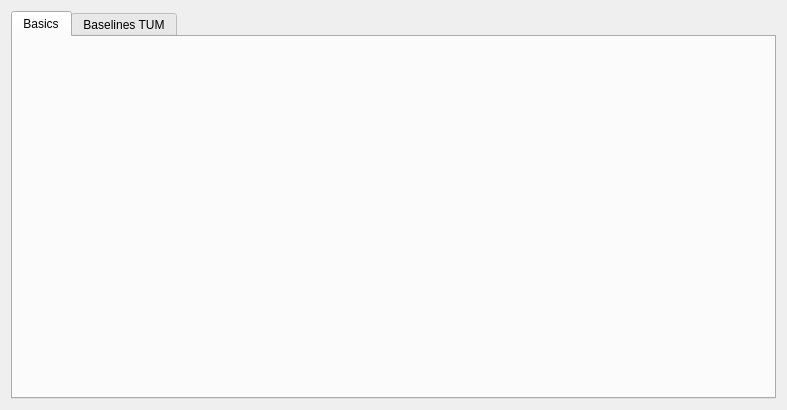
This is mbspex/gui/qt/febex/FebexWidget.ui in gsi-ee/drivers as Qt 5 draws it before an edit. The edited form follows.
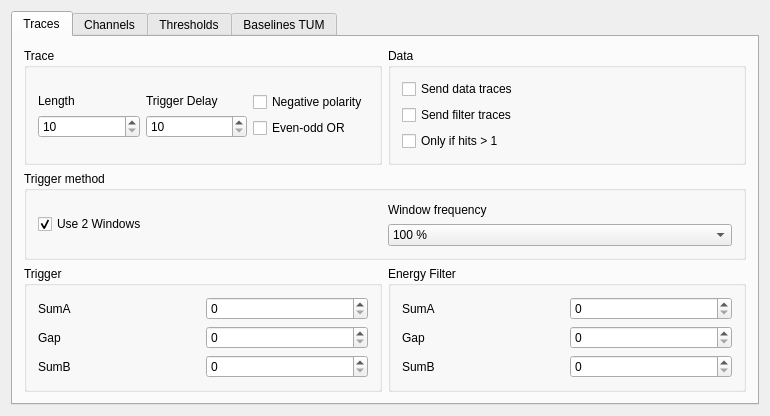
This is the edited form. The open tabs and pages were chosen to show the change.

Commit message: mbspex gui for febex: added tab for traces and trigger setup. under construction.

Patch:
```diff
--- a/mbspex/gui/qt/febex/FebexWidget.ui
+++ b/mbspex/gui/qt/febex/FebexWidget.ui
@@ -6,14 +6,14 @@
    <rect>
     <x>0</x>
     <y>0</y>
-    <width>787</width>
-    <height>410</height>
+    <width>770</width>
+    <height>373</height>
    </rect>
   </property>
   <property name="windowTitle">
    <string>FEBEX Widget</string>
   </property>
-  <layout class="QGridLayout" name="gridLayout_2">
+  <layout class="QGridLayout" name="gridLayout_7">
    <item row="0" column="0">
     <widget class="QTabWidget" name="FebexTabs">
      <property name="currentIndex">
@@ -21,10 +21,288 @@
      </property>
      <widget class="QWidget" name="tab">
       <attribute name="title">
-       <string>Basics</string>
+       <string>Traces</string>
       </attribute>
+      <layout class="QGridLayout" name="gridLayout_6">
+       <item row="0" column="0">
+        <layout class="QHBoxLayout" name="horizontalLayout_3">
+         <item>
+          <widget class="QGroupBox" name="TracegroupBox">
+           <property name="title">
+            <string>Trace</string>
+           </property>
+           <layout class="QGridLayout" name="gridLayout_4">
+            <item row="0" column="0">
+             <layout class="QVBoxLayout" name="verticalLayout">
+              <item>
+               <widget class="QLabel" name="TraceLenLabel">
+                <property name="text">
+                 <string>Length</string>
+                </property>
+               </widget>
+              </item>
+              <item>
+               <widget class="QSpinBox" name="TraceLengthSpinBox">
+                <property name="minimum">
+                 <number>10</number>
+                </property>
+                <property name="maximum">
+                 <number>8000</number>
+                </property>
+               </widget>
+              </item>
+             </layout>
+            </item>
+            <item row="0" column="1">
+             <layout class="QVBoxLayout" name="verticalLayout_4">
+              <item>
+               <widget class="QLabel" name="TrigDelayLabel">
+                <property name="text">
+                 <string>Trigger Delay</string>
+                </property>
+               </widget>
+              </item>
+              <item>
+               <widget class="QSpinBox" name="TrigDelayspinBox">
+                <property name="minimum">
+                 <number>10</number>
+                </property>
+                <property name="maximum">
+                 <number>8000</number>
+                </property>
+               </widget>
+              </item>
+             </layout>
+            </item>
+            <item row="0" column="2">
+             <layout class="QVBoxLayout" name="verticalLayout_5">
+              <item>
+               <widget class="QCheckBox" name="PolarityCheckBox">
+                <property name="text">
+                 <string>Negative polarity</string>
+                </property>
+               </widget>
+              </item>
+              <item>
+               <widget class="QCheckBox" name="EvenOddOrCheckBox">
+                <property name="text">
+                 <string>Even-odd OR</string>
+                </property>
+               </widget>
+              </item>
+             </layout>
+            </item>
+           </layout>
+          </widget>
+         </item>
+         <item>
+          <widget class="QGroupBox" name="DatagroupBox">
+           <property name="title">
+            <string>Data</string>
+           </property>
+           <layout class="QGridLayout" name="gridLayout_5">
+            <item row="0" column="0">
+             <widget class="QCheckBox" name="DataTraceCheckBox">
+              <property name="text">
+               <string>Send data traces</string>
+              </property>
+             </widget>
+            </item>
+            <item row="1" column="0">
+             <widget class="QCheckBox" name="FilterTraceCheckBox">
+              <property name="text">
+               <string>Send filter traces</string>
+              </property>
+             </widget>
+            </item>
+            <item row="2" column="0">
+             <widget class="QCheckBox" name="MoreThanOneHitCheckBox">
+              <property name="text">
+               <string>Only if hits &gt; 1</string>
+              </property>
+             </widget>
+            </item>
+           </layout>
+          </widget>
+         </item>
+        </layout>
+       </item>
+       <item row="1" column="0">
+        <widget class="QGroupBox" name="TriggerMethodgroupBox">
+         <property name="title">
+          <string>Trigger method</string>
+         </property>
+         <layout class="QHBoxLayout" name="horizontalLayout_6">
+          <item>
+           <widget class="QCheckBox" name="TriggerUseWindowCheckBox">
+            <property name="text">
+             <string>Use 2 Windows</string>
+            </property>
+            <property name="checked">
+             <bool>true</bool>
+            </property>
+           </widget>
+          </item>
+          <item>
+           <layout class="QVBoxLayout" name="verticalLayout_6">
+            <item>
+             <widget class="QLabel" name="WindowSpeedLabel">
+              <property name="text">
+               <string>Window frequency</string>
+              </property>
+             </widget>
+            </item>
+            <item>
+             <widget class="QComboBox" name="WindowSpeedComboBox">
+              <property name="toolTip">
+               <string>&lt;html&gt;&lt;head/&gt;&lt;body&gt;&lt;p&gt;Frequency of the 2 window trigger: &lt;/p&gt;&lt;p&gt;100% refers to 60 MHz on febex 3&lt;/p&gt;&lt;/body&gt;&lt;/html&gt;</string>
+              </property>
+              <item>
+               <property name="text">
+                <string>100 %</string>
+               </property>
+              </item>
+              <item>
+               <property name="text">
+                <string>50%</string>
+               </property>
+              </item>
+              <item>
+               <property name="text">
+                <string>25%</string>
+               </property>
+              </item>
+              <item>
+               <property name="text">
+                <string>12.5 %</string>
+               </property>
+              </item>
+             </widget>
+            </item>
+           </layout>
+          </item>
+         </layout>
+        </widget>
+       </item>
+       <item row="2" column="0">
+        <layout class="QHBoxLayout" name="horizontalLayout_5">
+         <item>
+          <widget class="QGroupBox" name="TriggerGroupBox">
+           <property name="title">
+            <string>Trigger</string>
+           </property>
+           <layout class="QGridLayout" name="gridLayout_2">
+            <item row="0" column="0">
+             <widget class="QLabel" name="TrigSumALabel">
+              <property name="text">
+               <string>SumA</string>
+              </property>
+             </widget>
+            </item>
+            <item row="0" column="1">
+             <widget class="QSpinBox" name="TrigSumAspinBox">
+              <property name="maximum">
+               <number>1000</number>
+              </property>
+             </widget>
+            </item>
+            <item row="1" column="0">
+             <widget class="QLabel" name="TrigGapLabel">
+              <property name="text">
+               <string>Gap</string>
+              </property>
+             </widget>
+            </item>
+            <item row="1" column="1">
+             <widget class="QSpinBox" name="TrigGapspinBox">
+              <property name="maximum">
+               <number>1000</number>
+              </property>
+             </widget>
+            </item>
+            <item row="2" column="0">
+             <widget class="QLabel" name="TrigSumBLabel">
+              <property name="text">
+               <string>SumB</string>
+              </property>
+             </widget>
+            </item>
+            <item row="2" column="1">
+             <widget class="QSpinBox" name="TrigSumBspinBox">
+              <property name="maximum">
+               <number>1000</number>
+              </property>
+             </widget>
+            </item>
+           </layout>
+          </widget>
+         </item>
+         <item>
+          <widget class="QGroupBox" name="FilterGroupBox">
+           <property name="title">
+            <string>Energy Filter</string>
+           </property>
+           <layout class="QGridLayout" name="gridLayout_3">
+            <item row="0" column="0">
+             <widget class="QLabel" name="EnergySumALabel">
+              <property name="text">
+               <string>SumA</string>
+              </property>
+             </widget>
+            </item>
+            <item row="0" column="1">
+             <widget class="QSpinBox" name="EnergySumAspinBox">
+              <property name="maximum">
+               <number>1000</number>
+              </property>
+             </widget>
+            </item>
+            <item row="1" column="0">
+             <widget class="QLabel" name="EnergyGapLabel">
+              <property name="text">
+               <string>Gap</string>
+              </property>
+             </widget>
+            </item>
+            <item row="1" column="1">
+             <widget class="QSpinBox" name="EnergyGapspinBox">
+              <property name="maximum">
+               <number>1000</number>
+              </property>
+             </widget>
+            </item>
+            <item row="2" column="0">
+             <widget class="QLabel" name="EnergySumBLabel">
+              <property name="text">
+               <string>SumB</string>
+              </property>
+             </widget>
+            </item>
+            <item row="2" column="1">
+             <widget class="QSpinBox" name="EnergySumBspinBox">
+              <property name="maximum">
+               <number>1000</number>
+              </property>
+             </widget>
+            </item>
+           </layout>
+          </widget>
+         </item>
+        </layout>
+       </item>
+      </layout>
      </widget>
-     <widget class="QWidget" name="tab_2">
+     <widget class="QWidget" name="Chanel_tab">
+      <attribute name="title">
+       <string>Channels</string>
+      </attribute>
+     </widget>
+     <widget class="QWidget" name="Threshold_tab">
+      <attribute name="title">
+       <string>Thresholds</string>
+      </attribute>
+     </widget>
+     <widget class="QWidget" name="TUM_tab">
       <attribute name="title">
        <string>Baselines TUM</string>
       </attribute>
```
Left out of the diff: 4 changed lines with no effect on the pictures. The commit also changes 3 other files.
